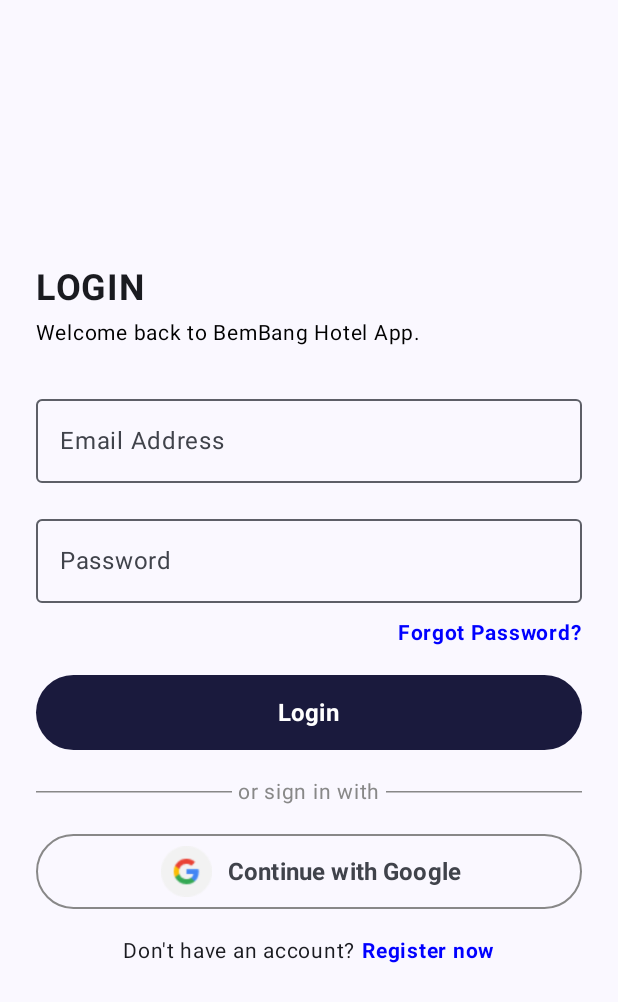
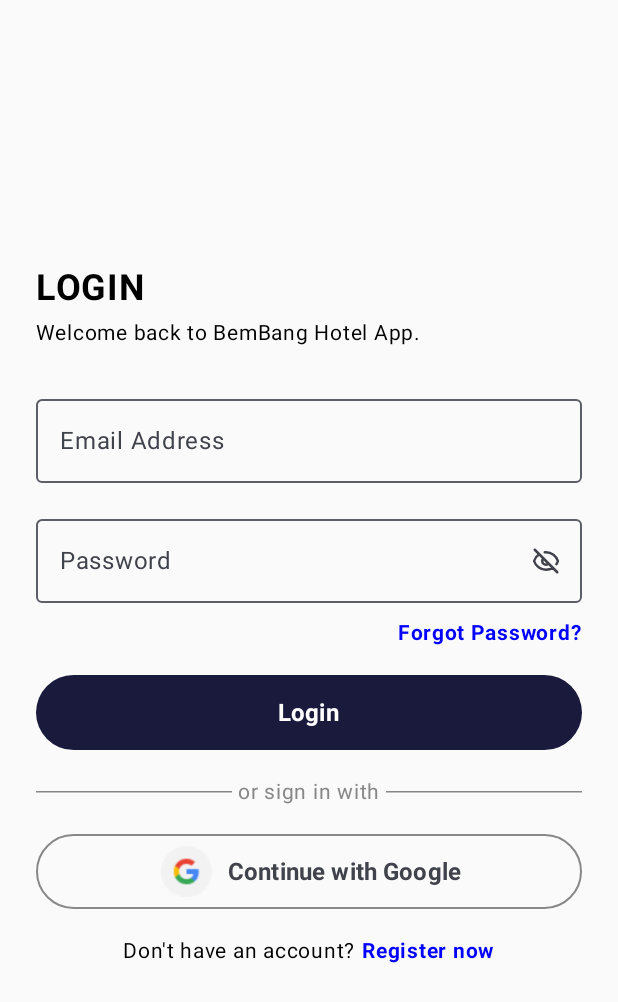
Before and after one commit to ADRXF/iBEMBANG-app, an Android app built with Jetpack Compose: the screen it shows after launch (MainActivity), on a phone screen of 412 x 824 dp. Shown: the top 1002 px of the screen. Run offline under Robolectric (Android 15) with nearby library versions, the phone set to English and light mode, and no system bars.

Commit message:
Added visibility icon in the log in page, separate the MainActivity file and LoginScreen file.

```diff
--- a/app/build.gradle.kts
+++ b/app/build.gradle.kts
@@ -61,4 +61,5 @@ dependencies {
     debugImplementation(libs.androidx.ui.tooling)
     debugImplementation(libs.androidx.ui.test.manifest)
     implementation("androidx.core:core-splashscreen:1.0.1") // added for the splash screen
+    implementation("androidx.navigation:navigation-compose:2.7.5")
 }
--- /dev/null
+++ b/app/src/main/java/com/example/ibembang/LoginScreen.kt
@@ -0,0 +1,143 @@
+package com.example.ibembang
+
+import androidx.compose.foundation.clickable
+import androidx.compose.foundation.layout.*
+import androidx.compose.material3.*
+import androidx.compose.runtime.*
+import androidx.compose.ui.Alignment
+import androidx.compose.ui.Modifier
+import androidx.compose.ui.graphics.Color
+import androidx.compose.ui.res.painterResource
+import androidx.compose.ui.text.input.PasswordVisualTransformation
+import androidx.compose.ui.text.input.VisualTransformation
+import androidx.compose.ui.text.style.TextAlign
+import androidx.compose.ui.unit.dp
+import androidx.compose.ui.unit.sp
+import androidx.navigation.NavController
+import androidx.compose.ui.text.font.FontWeight
+import androidx.compose.foundation.BorderStroke
+
+@Composable
+fun LoginScreen(navController: NavController) {
+    var email by remember { mutableStateOf("") }
+    var password by remember { mutableStateOf("") }
+    var passwordVisible by remember { mutableStateOf(false) }
+
+    Column(
+        modifier = Modifier
+            .fillMaxSize()
+            .padding(24.dp),
+        verticalArrangement = Arrangement.Center,
+        horizontalAlignment = Alignment.Start
+    ) {
+        Text(
+            text = "LOGIN",
+            fontSize = 24.sp,
+            fontWeight = FontWeight.Bold,
+            textAlign = TextAlign.Start
+        )
+        Spacer(modifier = Modifier.height(4.dp))
+        Text(
+            text = "Welcome back to BemBang Hotel App.",
+            fontSize = 14.sp,
+            color = Color.Black,
+            textAlign = TextAlign.Start
+        )
+        Spacer(modifier = Modifier.height(24.dp))
+
+        OutlinedTextField(
+            value = email,
+            onValueChange = { email = it },
+            label = { Text("Email Address") },
+            placeholder = {
+                Text(
+                    "Ex. ivanpuge@bembang.com",
+                    color = Color.Gray.copy(alpha = 0.5f) // Lower opacity
+                )
+            },
+            singleLine = true,
+            modifier = Modifier.fillMaxWidth()
+        )
+        Spacer(modifier = Modifier.height(16.dp))
+
+        OutlinedTextField(
+            value = password,
+            onValueChange = { password = it },
+            label = { Text("Password") },
+            singleLine = true,
+            visualTransformation = if (passwordVisible) VisualTransformation.None else PasswordVisualTransformation(),
+            trailingIcon = {
+                IconButton(onClick = { passwordVisible = !passwordVisible }) {
+                    Icon(
+                        painter = painterResource(id = if (passwordVisible) R.drawable.ic_visibility else R.drawable.ic_visibility_off),
+                        contentDescription = "Toggle Password Visibility",
+                        modifier = Modifier.size(20.dp) // Adjust size
+                    )
+                }
+            },
+            modifier = Modifier.fillMaxWidth()
+        )
+        Spacer(modifier = Modifier.height(8.dp))
+
+        Row(modifier = Modifier.fillMaxWidth(), horizontalArrangement = Arrangement.End) {
+            Text(
+                text = "Forgot Password?",
+                fontSize = 14.sp,
+                fontWeight = FontWeight.Bold,
+                color = Color.Blue,
+                modifier = Modifier.clickable { }
+            )
+        }
+        Spacer(modifier = Modifier.height(16.dp))
+
+        Button(
+            onClick = {},
+            //onClick = { navController.navigate("home") }, // Navigate to Home
+            modifier = Modifier.fillMaxWidth().height(50.dp),
+            colors = ButtonDefaults.buttonColors(containerColor = Color(0xFF1A1A3D))
+        ) {
+            Text(text = "Login", color = Color.White, fontSize = 16.sp, fontWeight = FontWeight.Bold)
+        }
+        Spacer(modifier = Modifier.height(16.dp))
+
+        Row(modifier = Modifier.fillMaxWidth(), verticalAlignment = Alignment.CenterVertically) {
+            HorizontalDivider(modifier = Modifier.weight(1f), color = Color.Gray, thickness = 1.dp)
+            Text(text = " or sign in with ", fontSize = 14.sp, color = Color.Gray)
+            HorizontalDivider(modifier = Modifier.weight(1f), color = Color.Gray, thickness = 1.dp)
+        }
+        Spacer(modifier = Modifier.height(16.dp))
+
+        OutlinedButton(
+            onClick = { },
+            modifier = Modifier.fillMaxWidth().height(50.dp),
+            border = BorderStroke(1.dp, Color.Gray)
+        ) {
+            Icon(
+                painter = painterResource(id = R.drawable.ic_google),
+                contentDescription = "Google Sign-In",
+                modifier = Modifier.size(40.dp),
+                tint = Color.Unspecified
+            )
+            Spacer(modifier = Modifier.width(8.dp))
+            Text(text = "Continue with Google", fontSize = 16.sp, fontWeight = FontWeight.Bold)
+        }
+        Spacer(modifier = Modifier.height(16.dp))
+
+        Box(
+            modifier = Modifier.fillMaxWidth(),
+            contentAlignment = Alignment.Center // Centers the Row inside the Box
+        ) {
+            Row {
+                Text(text = "Don't have an account?", fontSize = 14.sp)
+                Spacer(modifier = Modifier.width(4.dp))
+                Text(
+                    text = "Register now",
+                    fontSize = 14.sp,
+                    fontWeight = FontWeight.Bold,
+                    color = Color.Blue,
+                    modifier = Modifier.clickable { /* Handle Register */ }
+                )
+            }
+        }
+    }
+}
--- a/app/src/main/java/com/example/ibembang/MainActivity.kt
+++ b/app/src/main/java/com/example/ibembang/MainActivity.kt
@@ -4,34 +4,14 @@ import android.os.Bundle
 import androidx.activity.ComponentActivity
 import androidx.activity.compose.setContent
 import androidx.activity.enableEdgeToEdge
-import androidx.compose.foundation.layout.fillMaxSize
-import androidx.compose.foundation.layout.padding
-import androidx.compose.material3.Scaffold
-import androidx.compose.material3.Text
-import androidx.compose.runtime.Composable
-import androidx.compose.ui.Modifier
-import androidx.compose.ui.tooling.preview.Preview
 import com.example.ibembang.ui.theme.IBEMBANGTheme
-import androidx.compose.ui.text.font.Font
-import androidx.compose.ui.text.font.FontFamily
-import androidx.compose.ui.text.font.FontWeight
 import androidx.core.splashscreen.SplashScreen.Companion.installSplashScreen
-import androidx.compose.foundation.Image
-import androidx.compose.foundation.clickable
 import androidx.compose.foundation.layout.*
-import androidx.compose.foundation.shape.RoundedCornerShape
 import androidx.compose.material3.*
 import androidx.compose.runtime.*
-import androidx.compose.ui.Alignment
-import androidx.compose.ui.graphics.Color
-import androidx.compose.ui.res.painterResource
-import androidx.compose.ui.text.input.PasswordVisualTransformation
-import androidx.compose.ui.text.input.VisualTransformation
-import androidx.compose.ui.unit.dp
-import androidx.compose.ui.unit.sp
-import androidx.compose.foundation.BorderStroke
-import androidx.compose.ui.text.style.TextAlign
-
+import androidx.navigation.compose.composable
+import androidx.navigation.compose.rememberNavController
+import androidx.navigation.compose.NavHost
 
 class MainActivity : ComponentActivity() {
     override fun onCreate(savedInstanceState: Bundle?) {
@@ -40,128 +20,12 @@ class MainActivity : ComponentActivity() {
         enableEdgeToEdge()
         setContent {
             IBEMBANGTheme {
-                Scaffold(modifier = Modifier.fillMaxSize()) { innerPadding ->
-                    LoginScreenUI(modifier = Modifier.padding(innerPadding))
+                val navController = rememberNavController()
+                NavHost(navController, startDestination = "login") {
+                    composable("login") { LoginScreen(navController) }
+                    //composable("home") { HomeScreen(navController) }
                 }
             }
         }
     }
 }
-
-@Composable
-fun LoginScreenUI(modifier: Modifier = Modifier) {
-    var email by remember { mutableStateOf("") }
-    var password by remember { mutableStateOf("") }
-    var passwordVisible by remember { mutableStateOf(false) }
-
-    Column(
-        modifier = Modifier
-            .fillMaxSize()
-            .padding(24.dp),
-        verticalArrangement = Arrangement.Center,
-        horizontalAlignment = Alignment.Start
-    ) {
-        Text(
-            text = "LOGIN",
-            fontSize = 24.sp,
-            fontWeight = FontWeight.Bold,
-            textAlign = TextAlign.Start // Ensures text is left-aligned
-            )
-        Spacer(modifier = Modifier.height(4.dp))
-        Text(
-            text = "Welcome back to BemBang Hotel App.",
-            fontSize = 14.sp,
-            color = Color.Black,
-            textAlign = TextAlign.Start // Ensures text is left-aligned
-            )
-        Spacer(modifier = Modifier.height(24.dp))
-
-        OutlinedTextField(
-            value = email,
-            onValueChange = { email = it },
-            label = { Text("Email Address") },
-            placeholder = { Text("Ex. ivanpuge@bembang.com") },
-            singleLine = true,
-            modifier = Modifier.fillMaxWidth()
-        )
-        Spacer(modifier = Modifier.height(16.dp))
-
-        OutlinedTextField(
-            value = password,
-            onValueChange = { password = it },
-            label = { Text("Password") },
-            singleLine = true,
-            visualTransformation = if (passwordVisible) VisualTransformation.None else PasswordVisualTransformation(),
-//            trailingIcon = {
-//                IconButton(onClick = { passwordVisible = !passwordVisible }) {
-//                    Icon(
-//                        painter = painterResource(id = if (passwordVisible) R.drawable.ic_visibility else R.drawable.ic_visibility_off),
-//                        contentDescription = "Toggle Password Visibility"
-//                    )
-//                }
-//            },
-            modifier = Modifier.fillMaxWidth()
-        )
-        Spacer(modifier = Modifier.height(8.dp))
-
-        Row(modifier = Modifier.fillMaxWidth(), horizontalArrangement = Arrangement.End) {
-            Text(
-                text = "Forgot Password?",
-                fontSize = 14.sp,
-                fontWeight = FontWeight.Bold,
-                color = Color.Blue,
-                modifier = Modifier.clickable { }
-            )
-        }
-        Spacer(modifier = Modifier.height(16.dp))
-
-        Button(
-            onClick = { },
-            modifier = Modifier.fillMaxWidth().height(50.dp),
-            colors = ButtonDefaults.buttonColors(containerColor = Color(0xFF1A1A3D))
-        ) {
-            Text(text = "Login", color = Color.White, fontSize = 16.sp, fontWeight = FontWeight.Bold)
-        }
-        Spacer(modifier = Modifier.height(16.dp))
-
-        Row(modifier = Modifier.fillMaxWidth(), verticalAlignment = Alignment.CenterVertically) {
-            HorizontalDivider(modifier = Modifier.weight(1f), color = Color.Gray, thickness = 1.dp)
-            Text(text = " or sign in with ", fontSize = 14.sp, color = Color.Gray)
-            HorizontalDivider(modifier = Modifier.weight(1f), color = Color.Gray, thickness = 1.dp)
-        }
-        Spacer(modifier = Modifier.height(16.dp))
-
-        OutlinedButton(
-            onClick = { },
-            modifier = Modifier.fillMaxWidth().height(50.dp),
-            border = BorderStroke(1.dp, Color.Gray)
-        ) {
-            Icon(
-                painter = painterResource(id = R.drawable.ic_google),
-                contentDescription = "Google Sign-In",
-                modifier = Modifier.size(40.dp),
-                tint = Color.Unspecified
-            )
-            Spacer(modifier = Modifier.width(8.dp))
-            Text(text = "Continue with Google", fontSize = 16.sp, fontWeight = FontWeight.Bold)
-        }
-        Spacer(modifier = Modifier.height(16.dp))
-
-        Box(
-            modifier = Modifier.fillMaxWidth(),
-            contentAlignment = Alignment.Center // Centers the Row inside the Box
-        ) {
-            Row {
-                Text(text = "Don't have an account?", fontSize = 14.sp)
-                Spacer(modifier = Modifier.width(4.dp))
-                Text(
-                    text = "Register now",
-                    fontSize = 14.sp,
-                    fontWeight = FontWeight.Bold,
-                    color = Color.Blue,
-                    modifier = Modifier.clickable { /* Handle Register */ }
-                )
-            }
-        }
-    }
-}
--- /dev/null
+++ b/app/src/main/res/drawable/ic_visibility.xml
@@ -0,0 +1,20 @@
+<vector xmlns:android="http://schemas.android.com/apk/res/android"
+    android:width="64dp"
+    android:height="64dp"
+    android:viewportWidth="24"
+    android:viewportHeight="24">
+  <path
+      android:pathData="M15.001,12C15.001,13.657 13.658,15 12.001,15C10.344,15 9.001,13.657 9.001,12C9.001,10.343 10.344,9 12.001,9C13.658,9 15.001,10.343 15.001,12Z"
+      android:strokeLineJoin="round"
+      android:strokeWidth="2"
+      android:fillColor="#00000000"
+      android:strokeColor="#1C274C"
+      android:strokeLineCap="round"/>
+  <path
+      android:pathData="M12.001,5C7.524,5 3.733,7.943 2.459,12C3.733,16.057 7.524,19 12.001,19C16.479,19 20.269,16.057 21.543,12C20.269,7.943 16.479,5 12.001,5Z"
+      android:strokeLineJoin="round"
+      android:strokeWidth="2"
+      android:fillColor="#00000000"
+      android:strokeColor="#1C274C"
+      android:strokeLineCap="round"/>
+</vector>
--- /dev/null
+++ b/app/src/main/res/drawable/ic_visibility_off.xml
@@ -0,0 +1,13 @@
+<vector xmlns:android="http://schemas.android.com/apk/res/android"
+    android:width="64dp"
+    android:height="64dp"
+    android:viewportWidth="24"
+    android:viewportHeight="24">
+  <path
+      android:pathData="M2.999,3L20.999,21M9.843,9.914C9.321,10.454 8.999,11.189 8.999,12C8.999,13.657 10.342,15 11.999,15C12.821,15 13.567,14.669 14.109,14.133M6.499,6.647C4.6,7.9 3.153,9.784 2.457,12C3.731,16.057 7.522,19 11.999,19C13.988,19 15.841,18.419 17.399,17.418M10.999,5.049C11.328,5.017 11.662,5 11.999,5C16.477,5 20.267,7.943 21.541,12C21.261,12.894 20.858,13.734 20.352,14.5"
+      android:strokeLineJoin="round"
+      android:strokeWidth="2"
+      android:fillColor="#00000000"
+      android:strokeColor="#1C274C"
+      android:strokeLineCap="round"/>
+</vector>
```
